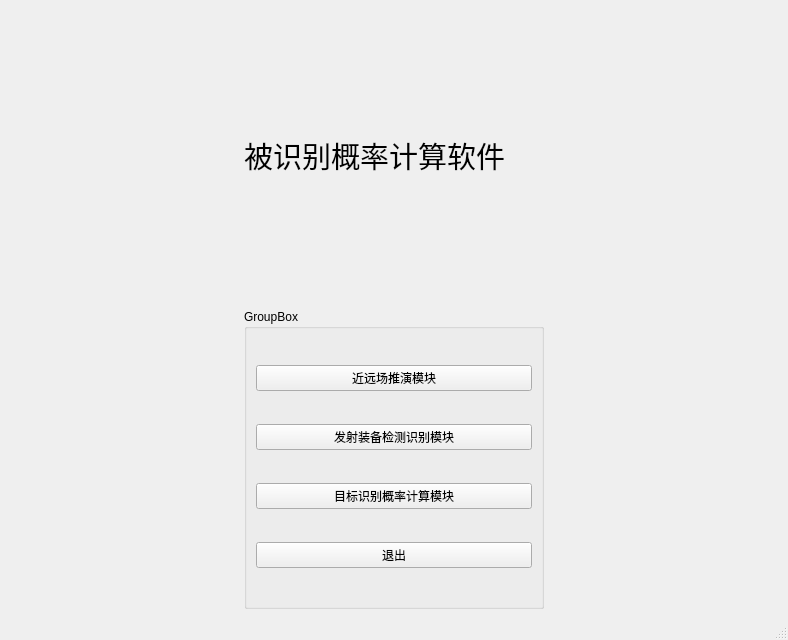
Qt form v1/mainwin.ui (chongkuiqi/FTRP_app) before a commit.
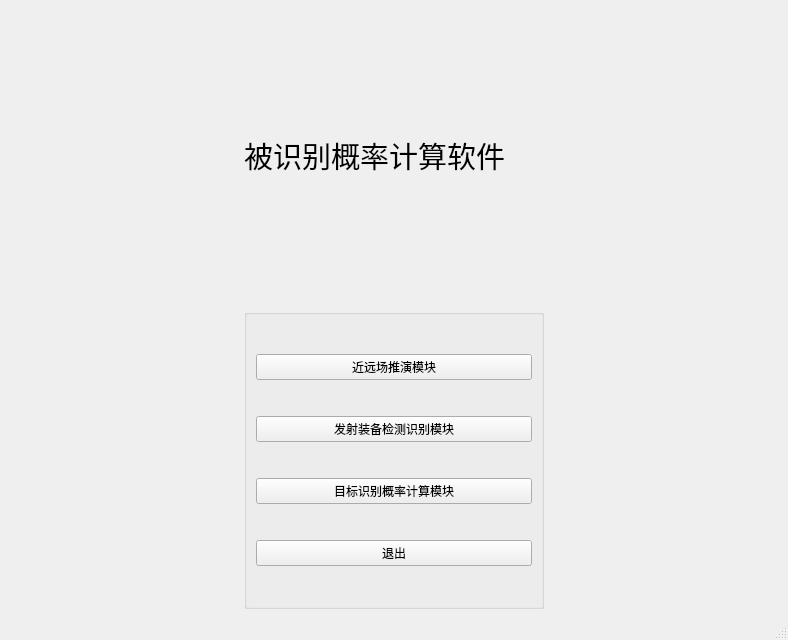
The same form after that commit.

The edit to the form file:
```diff
--- a/v1/mainwin.ui
+++ b/v1/mainwin.ui
@@ -37,7 +37,7 @@
        </size>
       </property>
       <property name="title">
-       <string>GroupBox</string>
+       <string/>
       </property>
       <layout class="QVBoxLayout" name="verticalLayout">
        <item>
```
